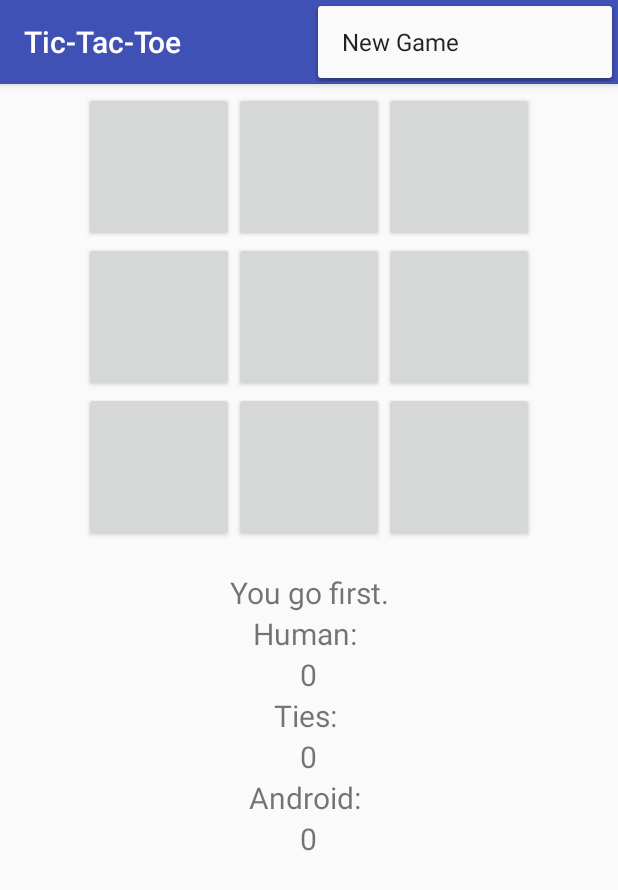
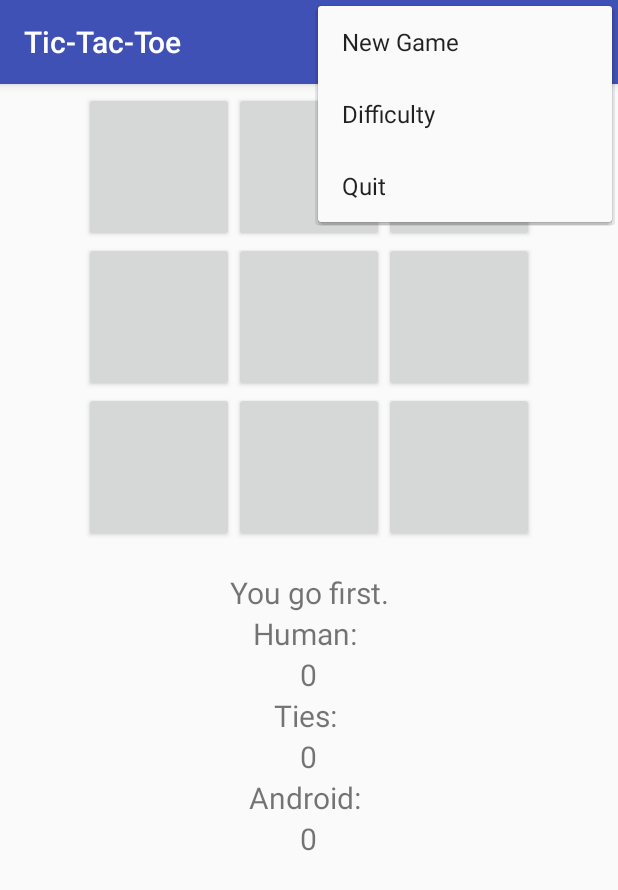
Before and after one commit to datovard/MobileDev, an Android app: the screen it shows after launch (AndroidTicTacToeActivity), with the options menu open, on a phone screen of 412 x 824 dp. Shown: the top 890 px of the screen. Run offline under Robolectric (Android 15) with nearby library versions, the phone set to English and light mode, and no system bars.

Commit message:
Starting Challenge 4

```diff
--- /dev/null
+++ b/Challenge 3/app/src/main/res/layout/about_dialog.xml
@@ -0,0 +1,6 @@
+<?xml version="1.0" encoding="utf-8"?>
+<android.support.constraint.ConstraintLayout
+    xmlns:android="http://schemas.android.com/apk/res/android" android:layout_width="match_parent"
+    android:layout_height="match_parent">
+
+</android.support.constraint.ConstraintLayout>
--- /dev/null
+++ b/Challenge 3/app/src/main/res/menu/options_menu.xml
@@ -0,0 +1,13 @@
+<?xml version="1.0" encoding="utf-8"?>
+<menu xmlns:android="http://schemas.android.com/apk/res/android">
+    <item android:id="@+id/new_game"
+          android:title="New Game"
+          android:icon="@drawable/new_game" />
+    <item android:id="@+id/ai_difficulty"
+        android:title="Difficulty"
+        android:icon="@drawable/difficulty_level" />
+    <item android:id="@+id/quit"
+        android:title="Quit"
+        android:icon="@drawable/quit_game" />
+
+</menu>
--- a/Challenge 3/app/src/main/res/values/strings.xml
+++ b/Challenge 3/app/src/main/res/values/strings.xml
@@ -7,4 +7,11 @@
     <string name="result_tie">It\'s a tie.</string>
     <string name="result_human_wins">You won!</string>
     <string name="result_computer_wins">Android won!</string>
+    <string name="difficulty_choose">Choose a difficulty level:</string>
+    <string name="difficulty_easy">Easy</string>
+    <string name="difficulty_harder">Harder</string>
+    <string name="difficulty_expert">Expert</string>
+    <string name="quit_question">Are you sure you want to quit?</string>
+    <string name="yes">Yes</string>
+    <string name="no">No</string>
 </resources>
```
Also changed, not shown: Challenge 3/app/src/main/java/com/mobiledev/datovard/myapplication/AndroidTicTacToeActivity.java (+81 -4 lines), Challenge 3/app/src/main/java/com/mobiledev/datovard/myapplication/TicTacToeGame.java (+67 -12 lines), Challenge 3/app/src/main/res/drawable/difficulty_level.png (added), Challenge 3/app/src/main/res/drawable/new_game.png (added), Challenge 3/app/src/main/res/drawable/quit_game.png (added).
